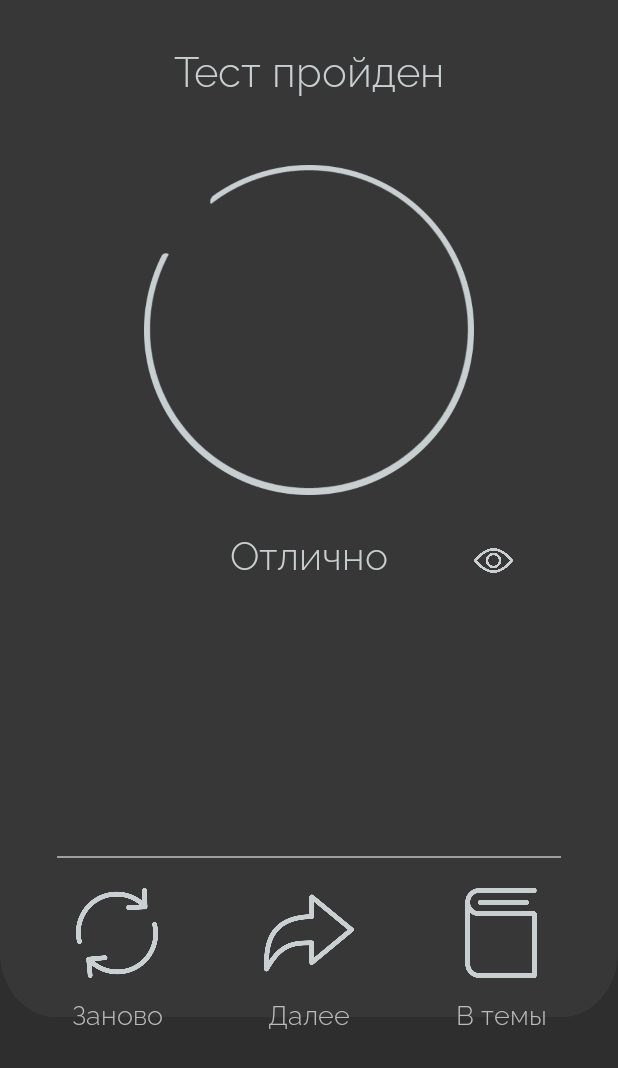
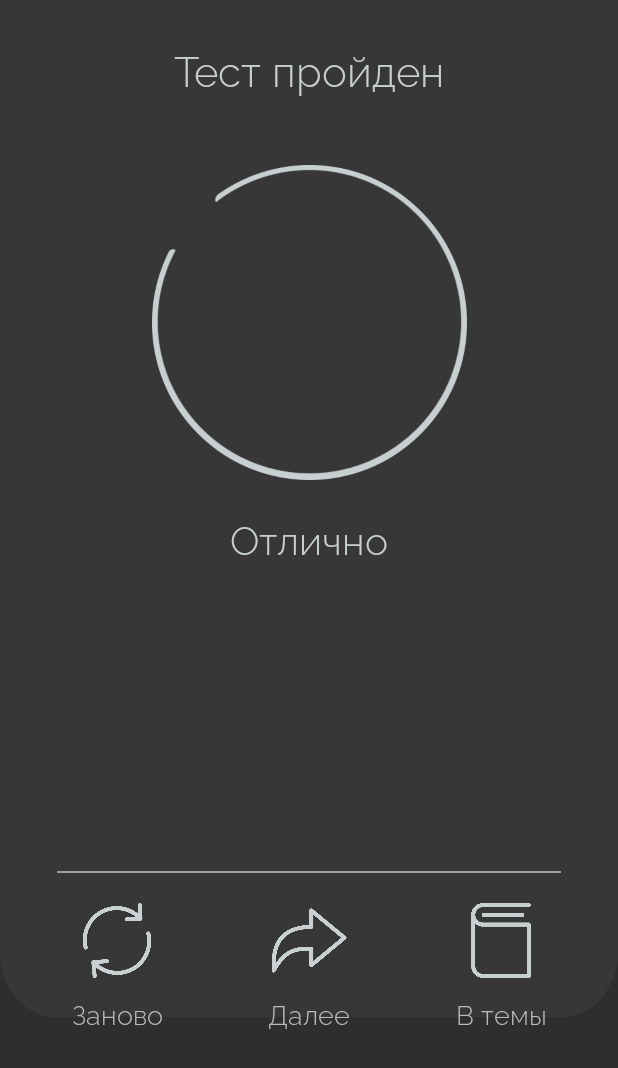
Before and after one commit to Arcadudu/DanaTest, an Android app: the Test3FourOptions screen opened directly, with no data from a screen before it, after a tap on "moutnainous", on a phone screen of 412 x 824 dp. Shown: the top 1068 px of the screen. Run offline under Robolectric (Android 15) with nearby library versions, the phone set to English and light mode, and no system bars; 13 statements that could not run were skipped.

Commit message:
small improvements applied

```diff
--- a/app/src/main/java/ru/arcadudu/danatest/ResultActivity.java
+++ b/app/src/main/java/ru/arcadudu/danatest/ResultActivity.java
@@ -123,10 +123,13 @@ public class ResultActivity extends AppCompatActivity implements View.OnClickLis
         tv_actionTitle3.setText(R.string.result_action_to_topics_title);
         iv_showMistakes.setOnCheckedChangeListener(this);
         iv_toTopicList.setOnClickListener(this);
+
         //no mistakes
         if (percentage == 0.0) {
             tv_activityTitle.setText("Тест пройден");
             tv_gradeDescription.setText("Отлично");
+            iv_showMistakes.setEnabled(false);
+            iv_showMistakes.setVisibility(View.INVISIBLE);
             iv_innerResultIcon.setImageResource(R.drawable.icon_result_perfect);
             iv_nextOrCorrect.setImageResource(R.drawable.icon_forward_dark);
             tv_actionTitle2.setText(getResources().getString(R.string.result_action_forward_title));
--- a/app/src/main/res/layout/activity_result.xml
+++ b/app/src/main/res/layout/activity_result.xml
@@ -12,8 +12,8 @@
     <ImageView
         android:id="@+id/iv_next_topic_or_correct_mistakes"
         android:layout_width="80dp"
-        android:layout_height="80dp"
-        android:layout_marginTop="195dp"
+        android:layout_height="70dp"
+        android:layout_marginTop="215dp"
         android:padding="10dp"
         android:src="@drawable/icon_troubleshooting_dark"
         app:layout_constraintEnd_toEndOf="parent"
@@ -23,7 +23,7 @@
     <ImageView
         android:id="@+id/iv_to_topic_list"
         android:layout_width="80dp"
-        android:layout_height="80dp"
+        android:layout_height="70dp"
         android:layout_marginStart="20dp"
         android:padding="10dp"
         android:src="@drawable/icon_to_topics_dark1"
@@ -58,8 +58,8 @@
 
     <ImageView
         android:id="@+id/iv_result_img_circle"
-        android:layout_width="220dp"
-        android:layout_height="220dp"
+        android:layout_width="210dp"
+        android:layout_height="210dp"
         android:layout_marginStart="10dp"
         android:layout_marginTop="100dp"
         android:layout_marginEnd="10dp"
@@ -95,7 +95,7 @@
     <ImageView
         android:id="@+id/iv_restart_topic"
         android:layout_width="80dp"
-        android:layout_height="80dp"
+        android:layout_height="70dp"
         android:layout_marginEnd="20dp"
         android:padding="10dp"
         android:src="@drawable/icon_restart_dark1"
@@ -145,8 +145,8 @@
     <ScrollView
         android:layout_width="0dp"
         android:layout_height="0dp"
-        android:layout_marginTop="10dp"
-        android:layout_marginBottom="10dp"
+        android:layout_marginTop="20dp"
+        android:layout_marginBottom="20dp"
         android:paddingStart="5dp"
         android:scrollbars="none"
         app:layout_constraintBottom_toTopOf="@+id/tv_borderline4"
@@ -164,9 +164,9 @@
                 android:id="@+id/tv_sb_mistakes"
                 android:layout_width="match_parent"
                 android:layout_height="match_parent"
-                android:textIsSelectable="true"
                 android:fontFamily="@font/raleway_light"
                 android:textColor="@color/dark_hint_text_color"
+                android:textIsSelectable="true"
                 android:textSize="22sp" />
         </LinearLayout>
     </ScrollView>
--- a/app/src/main/res/values/topic_array_word_and_options.xml
+++ b/app/src/main/res/values/topic_array_word_and_options.xml
@@ -22,22 +22,22 @@
     </string-array>
 
     <string-array name="gbEngOptions">
-        <item>island/iland/irland/islend</item>
+        <item>island/iland/ailand/islend</item>
         <item>average/avarege/everage/awerage</item>
         <item>temperature/tempreture/tampereture/tempareture</item>
-        <item>above/ebove/abave/abowe</item>
+        <item>above/ebove/ebave/abowe</item>
         <item>thousand/thausand/thousend/thousant</item>
         <item>atlantic/atlantik/atlentic/atllantic</item>
-        <item>ocean/okean/ocian/oushen</item>
-        <item>area/aria/erea/eria</item>
+        <item>ocean/okean/ocian/oshen</item>
+        <item>area/aria/erea/arya</item>
         <item>kilometer/kilometr/keelometer/kilometre</item>
         <item>urban/oorban/urben/urbane</item>
         <item>fog/fok/foge/fogh</item>
         <item>surface/serface/surfase/serfase</item>
         <item>mountainous/mountanious/mountainaus/montainous</item>
         <item>lake/laik/leik/lace</item>
-        <item>river/riwer/reever/rivar</item>
-        <item>climate/climet/climat/clemate</item>
+        <item>river/riwer/rever/rivar</item>
+        <item>climate/climete/climet/clemat</item>
         <item>autumn/outumn/autoum/outomn</item>
     </string-array>
 
@@ -296,7 +296,7 @@
         <item>потолок</item>
         <item>дверь</item>
         <item>ворота</item>
-        <item>окна</item>
+        <item>окно</item>
         <item>крыша</item>
         <item>задний двор</item>
         <item>сад</item>
```
Also changed, not shown: app/src/main/res/drawable-hdpi/background_result_screen_dark__1.png (added), app/src/main/res/drawable-ldpi/background_main_screen_dark__2.png (added), app/src/main/res/drawable-ldpi/background_result_screen_dark__1.png (added), app/src/main/res/drawable-mdpi/background_result_screen_dark__1.png (added), app/src/main/res/drawable-xhdpi/background_result_screen_dark__1.png (added), app/src/main/res/drawable-xxhdpi/background_result_screen_dark__1.png (added), 6 other files.
